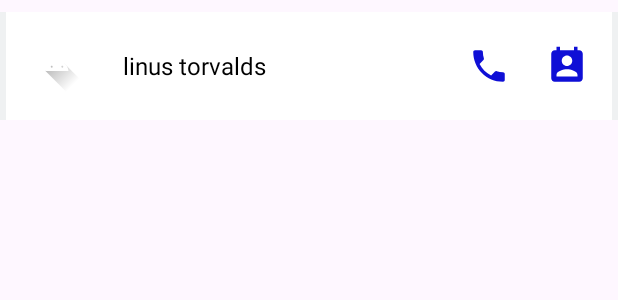
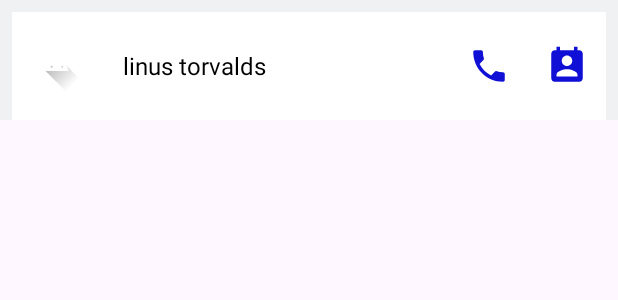
Before and after one commit to EsmaeeilMoradi/AppSearchSample, an Android app: the layout viewholder_person.xml on its own in the app's theme, with its tools: preview values and no code run, on a phone screen of 412 x 824 dp. Shown: the top 300 px of the screen. Run offline under Robolectric (Android 15) with nearby library versions, the phone set to English and light mode, and no system bars.

Commit message:
Improve UI :  Improve UI for layout viewholder_person.xml.

```diff
--- a/app/src/main/res/layout/viewholder_person.xml
+++ b/app/src/main/res/layout/viewholder_person.xml
@@ -6,10 +6,8 @@
     android:layout_width="match_parent"
     android:layout_height="wrap_content"
     android:orientation="vertical"
-    android:paddingStart="4dp"
-    android:paddingEnd="4dp"
-    android:layout_marginTop="8dp"
-    android:layout_marginBottom="4dp"
+    android:paddingStart="8dp"
+    android:paddingEnd="8dp"
     tools:background="#EFF1F2">
 
     <androidx.cardview.widget.CardView
@@ -19,6 +17,7 @@
         android:clickable="true"
         android:elevation="4dp"
         android:focusable="true"
+        android:layout_marginTop="8dp"
         android:paddingBottom="14dp"
         app:cardCornerRadius="0dp"
         app:cardElevation="0dp">
@@ -29,9 +28,7 @@
             android:layout_height="wrap_content"
             android:layout_gravity="center"
             android:orientation="horizontal"
-            android:paddingLeft="4dp"
             android:paddingTop="10dp"
-            android:paddingRight="4dp"
             android:paddingBottom="10dp">
 
             <ImageView
```
